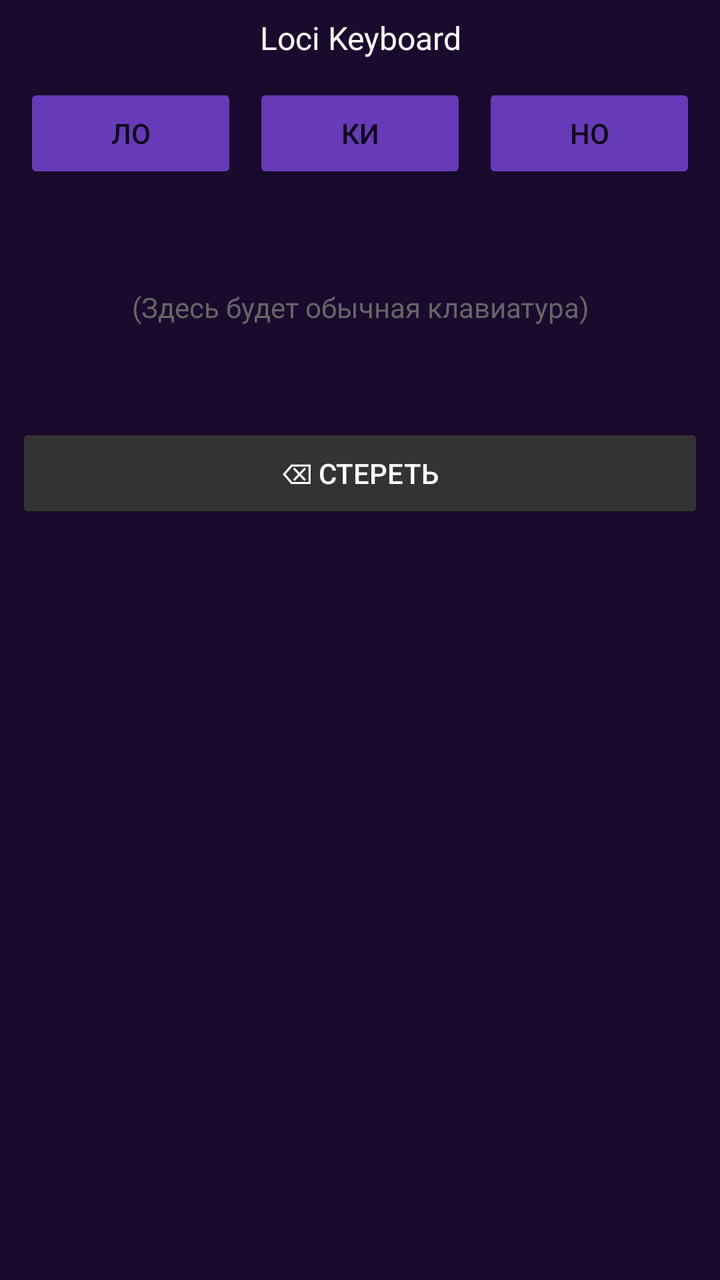
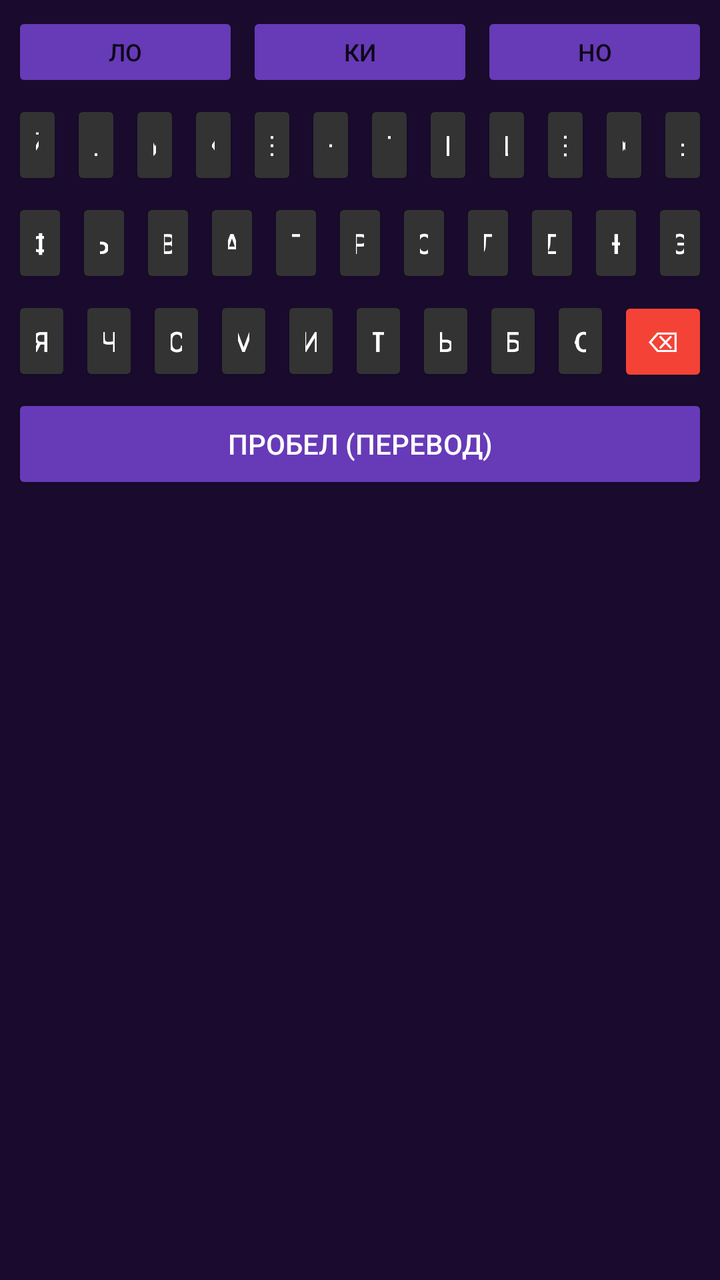

Compare the two renders of this Android layout. The source of the first and the diff that turns it into the second are given below.
<!-- AndroidManifest.xml: application theme Theme.AppCompat.DayNight.NoActionBar -->
<!-- res/layout/keyboard_layout.xml -->
<?xml version="1.0" encoding="utf-8"?>
<LinearLayout xmlns:android="http://schemas.android.com/apk/res/android"
    android:layout_width="match_parent"
    android:layout_height="wrap_content"
    android:orientation="vertical"
    android:background="#1A0B2E"
    android:padding="8dp">

    <TextView
        android:layout_width="match_parent"
        android:layout_height="wrap_content"
        android:text="Loci Keyboard"
        android:textColor="#FFFFFF"
        android:textSize="16sp"
        android:gravity="center"
        android:layout_marginBottom="8dp"/>

    
    <LinearLayout
        android:layout_width="match_parent"
        android:layout_height="wrap_content"
        android:orientation="horizontal">
        <Button android:id="@+id/btnLo" android:layout_width="0dp" android:layout_weight="1" android:layout_height="50dp" android:text="Ло" android:backgroundTint="#673AB7" android:layout_margin="4dp"/>
        <Button android:id="@+id/btnKi" android:layout_width="0dp" android:layout_weight="1" android:layout_height="50dp" android:text="Ки" android:backgroundTint="#673AB7" android:layout_margin="4dp"/>
        <Button android:id="@+id/btnNo" android:layout_width="0dp" android:layout_weight="1" android:layout_height="50dp" android:text="Но" android:backgroundTint="#673AB7" android:layout_margin="4dp"/>
    </LinearLayout>

    
    <TextView
        android:layout_width="match_parent"
        android:layout_height="100dp"
        android:text="(Здесь будет обычная клавиатура)"
        android:gravity="center"
        android:textColor="#666"
        android:layout_marginTop="8dp"/>

    <Button
        android:id="@+id/btnBackspace"
        android:layout_width="match_parent"
        android:layout_height="50dp"
        android:text="⌫ Стереть"
        android:backgroundTint="#333333"
        android:textColor="#FFFFFF"
        android:layout_marginTop="8dp"/>
</LinearLayout>
<!-- resources referenced by this layout -->
<resources>

</resources>

<!-- the commit's change to res/layout/keyboard_layout.xml (unified diff, before → after) -->
@@ -4,42 +4,65 @@
     android:layout_height="wrap_content"
     android:orientation="vertical"
     android:background="#1A0B2E"
-    android:padding="8dp">
-
-    <TextView
-        android:layout_width="match_parent"
-        android:layout_height="wrap_content"
-        android:text="Loci Keyboard"
-        android:textColor="#FFFFFF"
-        android:textSize="16sp"
-        android:gravity="center"
-        android:layout_marginBottom="8dp"/>
+    android:padding="4dp">
 
     
     <LinearLayout
         android:layout_width="match_parent"
         android:layout_height="wrap_content"
         android:orientation="horizontal">
-        <Button android:id="@+id/btnLo" android:layout_width="0dp" android:layout_weight="1" android:layout_height="50dp" android:text="Ло" android:backgroundTint="#673AB7" android:layout_margin="4dp"/>
-        <Button android:id="@+id/btnKi" android:layout_width="0dp" android:layout_weight="1" android:layout_height="50dp" android:text="Ки" android:backgroundTint="#673AB7" android:layout_margin="4dp"/>
-        <Button android:id="@+id/btnNo" android:layout_width="0dp" android:layout_weight="1" android:layout_height="50dp" android:text="Но" android:backgroundTint="#673AB7" android:layout_margin="4dp"/>
+        <Button android:id="@+id/btnLo" android:layout_width="0dp" android:layout_weight="1" android:layout_height="40dp" android:text="Ло" android:backgroundTint="#673AB7" android:layout_margin="2dp" android:textSize="12sp"/>
+        <Button android:id="@+id/btnKi" android:layout_width="0dp" android:layout_weight="1" android:layout_height="40dp" android:text="Ки" android:backgroundTint="#673AB7" android:layout_margin="2dp" android:textSize="12sp"/>
+        <Button android:id="@+id/btnNo" android:layout_width="0dp" android:layout_weight="1" android:layout_height="40dp" android:text="Но" android:backgroundTint="#673AB7" android:layout_margin="2dp" android:textSize="12sp"/>
     </LinearLayout>
 
     
-    <TextView
-        android:layout_width="match_parent"
-        android:layout_height="100dp"
-        android:text="(Здесь будет обычная клавиатура)"
-        android:gravity="center"
-        android:textColor="#666"
-        android:layout_marginTop="8dp"/>
+    <LinearLayout android:layout_width="match_parent" android:layout_height="wrap_content" android:orientation="horizontal">
+        <Button android:id="@+id/k_й" android:layout_width="0dp" android:layout_weight="1" android:layout_height="45dp" android:text="й" android:textColor="#FFFFFF" android:backgroundTint="#333333" android:layout_margin="2dp"/>
+        <Button android:id="@+id/k_ц" android:layout_width="0dp" android:layout_weight="1" android:layout_height="45dp" android:text="ц" android:textColor="#FFFFFF" android:backgroundTint="#333333" android:layout_margin="2dp"/>
+        <Button android:id="@+id/k_у" android:layout_width="0dp" android:layout_weight="1" android:layout_height="45dp" android:text="у" android:textColor="#FFFFFF" android:backgroundTint="#333333" android:layout_margin="2dp"/>
+        <Button android:id="@+id/k_к" android:layout_width="0dp" android:layout_weight="1" android:layout_height="45dp" android:text="к" android:textColor="#FFFFFF" android:backgroundTint="#333333" android:layout_margin="2dp"/>
+        <Button android:id="@+id/k_е" android:layout_width="0dp" android:layout_weight="1" android:layout_height="45dp" android:text="е" android:textColor="#FFFFFF" android:backgroundTint="#333333" android:layout_margin="2dp"/>
+        <Button android:id="@+id/k_н" android:layout_width="0dp" android:layout_weight="1" android:layout_height="45dp" android:text="н" android:textColor="#FFFFFF" android:backgroundTint="#333333" android:layout_margin="2dp"/>
+        <Button android:id="@+id/k_г" android:layout_width="0dp" android:layout_weight="1" android:layout_height="45dp" android:text="г" android:textColor="#FFFFFF" android:backgroundTint="#333333" android:layout_margin="2dp"/>
+        <Button android:id="@+id/k_ш" android:layout_width="0dp" android:layout_weight="1" android:layout_height="45dp" android:text="ш" android:textColor="#FFFFFF" android:backgroundTint="#333333" android:layout_margin="2dp"/>
+        <Button android:id="@+id/k_щ" android:layout_width="0dp" android:layout_weight="1" android:layout_height="45dp" android:text="щ" android:textColor="#FFFFFF" android:backgroundTint="#333333" android:layout_margin="2dp"/>
+        <Button android:id="@+id/k_з" android:layout_width="0dp" android:layout_weight="1" android:layout_height="45dp" android:text="з" android:textColor="#FFFFFF" android:backgroundTint="#333333" android:layout_margin="2dp"/>
+        <Button android:id="@+id/k_х" android:layout_width="0dp" android:layout_weight="1" android:layout_height="45dp" android:text="х" android:textColor="#FFFFFF" android:backgroundTint="#333333" android:layout_margin="2dp"/>
+        <Button android:id="@+id/k_ъ" android:layout_width="0dp" android:layout_weight="1" android:layout_height="45dp" android:text="ъ" android:textColor="#FFFFFF" android:backgroundTint="#333333" android:layout_margin="2dp"/>
+    </LinearLayout>
 
-    <Button
-        android:id="@+id/btnBackspace"
-        android:layout_width="match_parent"
-        android:layout_height="50dp"
-        android:text="⌫ Стереть"
-        android:backgroundTint="#333333"
-        android:textColor="#FFFFFF"
-        android:layout_marginTop="8dp"/>
+    
+    <LinearLayout android:layout_width="match_parent" android:layout_height="wrap_content" android:orientation="horizontal">
+        <Button android:id="@+id/k_ф" android:layout_width="0dp" android:layout_weight="1" android:layout_height="45dp" android:text="ф" android:textColor="#FFFFFF" android:backgroundTint="#333333" android:layout_margin="2dp"/>
+        <Button android:id="@+id/k_ы" android:layout_width="0dp" android:layout_weight="1" android:layout_height="45dp" android:text="ы" android:textColor="#FFFFFF" android:backgroundTint="#333333" android:layout_margin="2dp"/>
+        <Button android:id="@+id/k_в" android:layout_width="0dp" android:layout_weight="1" android:layout_height="45dp" android:text="в" android:textColor="#FFFFFF" android:backgroundTint="#333333" android:layout_margin="2dp"/>
+        <Button android:id="@+id/k_а" android:layout_width="0dp" android:layout_weight="1" android:layout_height="45dp" android:text="а" android:textColor="#FFFFFF" android:backgroundTint="#333333" android:layout_margin="2dp"/>
+        <Button android:id="@+id/k_п" android:layout_width="0dp" android:layout_weight="1" android:layout_height="45dp" android:text="п" android:textColor="#FFFFFF" android:backgroundTint="#333333" android:layout_margin="2dp"/>
+        <Button android:id="@+id/k_р" android:layout_width="0dp" android:layout_weight="1" android:layout_height="45dp" android:text="р" android:textColor="#FFFFFF" android:backgroundTint="#333333" android:layout_margin="2dp"/>
+        <Button android:id="@+id/k_о" android:layout_width="0dp" android:layout_weight="1" android:layout_height="45dp" android:text="о" android:textColor="#FFFFFF" android:backgroundTint="#333333" android:layout_margin="2dp"/>
+        <Button android:id="@+id/k_л" android:layout_width="0dp" android:layout_weight="1" android:layout_height="45dp" android:text="л" android:textColor="#FFFFFF" android:backgroundTint="#333333" android:layout_margin="2dp"/>
+        <Button android:id="@+id/k_д" android:layout_width="0dp" android:layout_weight="1" android:layout_height="45dp" android:text="д" android:textColor="#FFFFFF" android:backgroundTint="#333333" android:layout_margin="2dp"/>
+        <Button android:id="@+id/k_ж" android:layout_width="0dp" android:layout_weight="1" android:layout_height="45dp" android:text="ж" android:textColor="#FFFFFF" android:backgroundTint="#333333" android:layout_margin="2dp"/>
+        <Button android:id="@+id/k_э" android:layout_width="0dp" android:layout_weight="1" android:layout_height="45dp" android:text="э" android:textColor="#FFFFFF" android:backgroundTint="#333333" android:layout_margin="2dp"/>
+    </LinearLayout>
+
+    
+    <LinearLayout android:layout_width="match_parent" android:layout_height="wrap_content" android:orientation="horizontal">
+        <Button android:id="@+id/k_я" android:layout_width="0dp" android:layout_weight="1" android:layout_height="45dp" android:text="я" android:textColor="#FFFFFF" android:backgroundTint="#333333" android:layout_margin="2dp"/>
+        <Button android:id="@+id/k_ч" android:layout_width="0dp" android:layout_weight="1" android:layout_height="45dp" android:text="ч" android:textColor="#FFFFFF" android:backgroundTint="#333333" android:layout_margin="2dp"/>
+        <Button android:id="@+id/k_с" android:layout_width="0dp" android:layout_weight="1" android:layout_height="45dp" android:text="с" android:textColor="#FFFFFF" android:backgroundTint="#333333" android:layout_margin="2dp"/>
+        <Button android:id="@+id/k_м" android:layout_width="0dp" android:layout_weight="1" android:layout_height="45dp" android:text="м" android:textColor="#FFFFFF" android:backgroundTint="#333333" android:layout_margin="2dp"/>
+        <Button android:id="@+id/k_и" android:layout_width="0dp" android:layout_weight="1" android:layout_height="45dp" android:text="и" android:textColor="#FFFFFF" android:backgroundTint="#333333" android:layout_margin="2dp"/>
+        <Button android:id="@+id/k_т" android:layout_width="0dp" android:layout_weight="1" android:layout_height="45dp" android:text="т" android:textColor="#FFFFFF" android:backgroundTint="#333333" android:layout_margin="2dp"/>
+        <Button android:id="@+id/k_ь" android:layout_width="0dp" android:layout_weight="1" android:layout_height="45dp" android:text="ь" android:textColor="#FFFFFF" android:backgroundTint="#333333" android:layout_margin="2dp"/>
+        <Button android:id="@+id/k_б" android:layout_width="0dp" android:layout_weight="1" android:layout_height="45dp" android:text="б" android:textColor="#FFFFFF" android:backgroundTint="#333333" android:layout_margin="2dp"/>
+        <Button android:id="@+id/k_ю" android:layout_width="0dp" android:layout_weight="1" android:layout_height="45dp" android:text="ю" android:textColor="#FFFFFF" android:backgroundTint="#333333" android:layout_margin="2dp"/>
+        <Button android:id="@+id/btnBackspace" android:layout_width="0dp" android:layout_weight="1.5" android:layout_height="45dp" android:text="⌫" android:textColor="#FFFFFF" android:backgroundTint="#F44336" android:layout_margin="2dp"/>
+    </LinearLayout>
+
+    
+    <LinearLayout android:layout_width="match_parent" android:layout_height="wrap_content" android:orientation="horizontal">
+        <Button android:id="@+id/btnSpace" android:layout_width="0dp" android:layout_weight="3" android:layout_height="50dp" android:text="ПРОБЕЛ (Перевод)" android:textColor="#FFFFFF" android:backgroundTint="#673AB7" android:layout_margin="2dp"/>
+    </LinearLayout>
 </LinearLayout>
